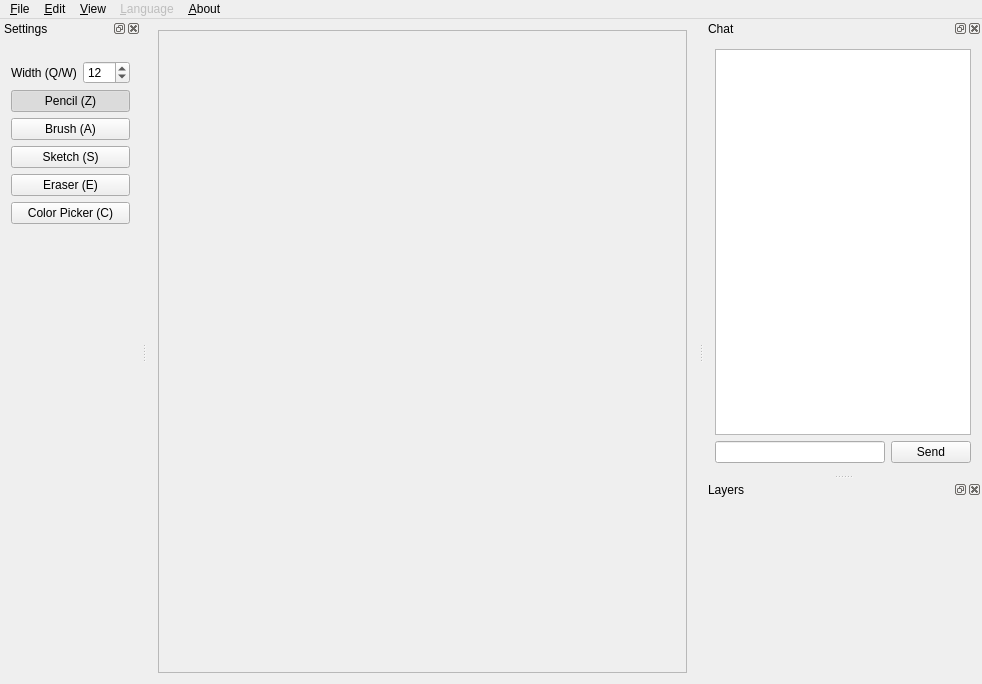
Above: widgets/mainwindow.ui from liuyanghejerry/painttyWidget before the change. Below: the same form after it.
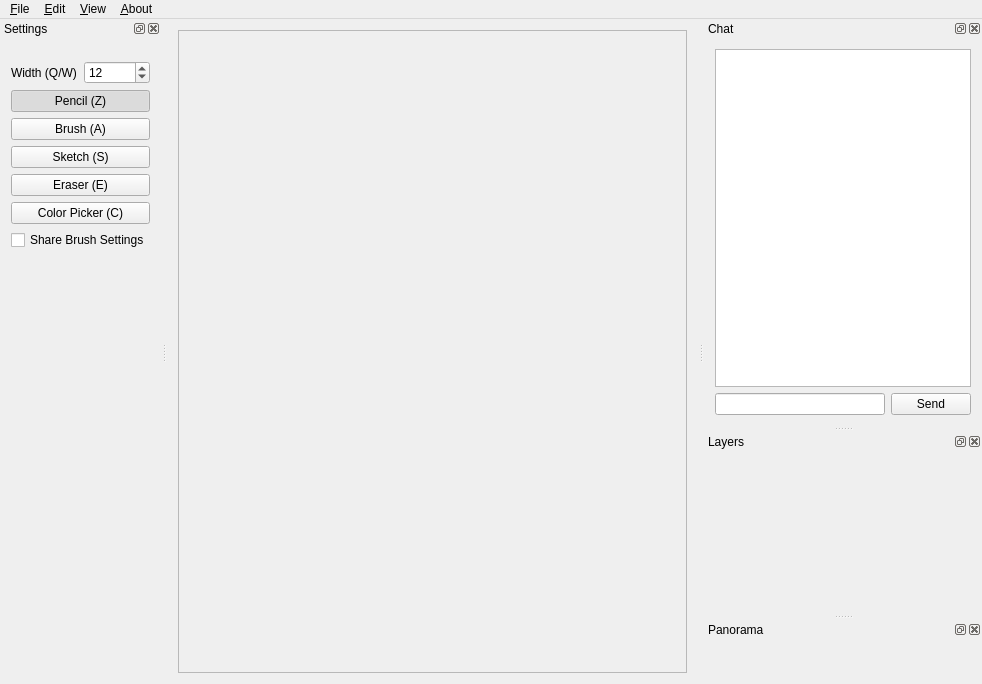
That is the form after the change. Custom widgets are drawn as their Qt base class.

Commit message: add: panoramawidget for a global view of canvas; add: alpha settings for brush color.

Patch:
```diff
--- a/widgets/mainwindow.ui
+++ b/widgets/mainwindow.ui
@@ -198,6 +198,13 @@
        </item>
       </layout>
      </item>
+     <item>
+      <widget class="QCheckBox" name="checkBox">
+       <property name="text">
+        <string>Share Brush Settings</string>
+       </property>
+      </widget>
+     </item>
      <item>
       <spacer name="verticalSpacer_2">
        <property name="orientation">
@@ -340,23 +347,26 @@
     </property>
     <addaction name="actionReset_View"/>
    </widget>
-   <widget class="QMenu" name="menu_Language">
-    <property name="enabled">
-     <bool>false</bool>
-    </property>
-    <property name="title">
-     <string>&amp;Language</string>
-    </property>
-    <addaction name="actionEnglish"/>
-    <addaction name="actionSimplified_Chinese"/>
-    <addaction name="actionTraditional_Chinese"/>
-   </widget>
    <addaction name="menu_File"/>
    <addaction name="menu_Edit"/>
    <addaction name="menu_View"/>
-   <addaction name="menu_Language"/>
    <addaction name="menu_About"/>
   </widget>
+  <widget class="QDockWidget" name="dockWidget_4">
+   <property name="windowTitle">
+    <string>Panorama</string>
+   </property>
+   <attribute name="dockWidgetArea">
+    <number>2</number>
+   </attribute>
+   <widget class="QWidget" name="dockWidgetContents_5">
+    <layout class="QVBoxLayout" name="verticalLayout_7">
+     <item>
+      <widget class="PanoramaWidget" name="panorama" native="true"/>
+     </item>
+    </layout>
+   </widget>
+  </widget>
   <action name="actionExport_All">
    <property name="text">
     <string>Export All to File</string>
@@ -453,6 +463,12 @@
    <header>colorbox.h</header>
    <container>1</container>
   </customwidget>
+  <customwidget>
+   <class>PanoramaWidget</class>
+   <extends>QWidget</extends>
+   <header>panoramawidget.h</header>
+   <container>1</container>
+  </customwidget>
  </customwidgets>
  <resources/>
  <connections/>
```
The commit also changes 11 other files.
